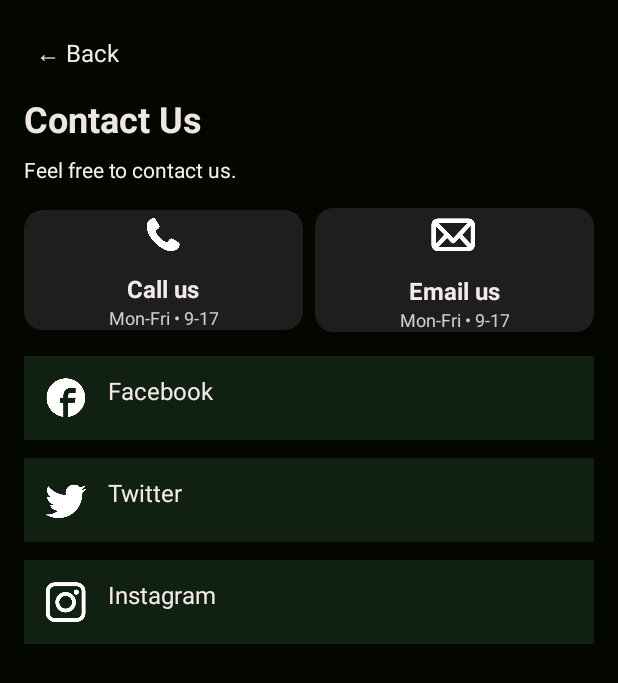
After one commit to Heroic2024/wallet_whiz, an Android app: the layout contact_us.xml on its own in the app's theme, with its tools: preview values and no code run, on a phone screen of 412 x 824 dp. The commit adds this screen. Shown: the top 683 px of the screen. Run offline under Robolectric (Android 15) with nearby library versions, the phone set to English and light mode, and no system bars.

Commit message:
activity profile and contact us page UI update

```diff
--- /dev/null
+++ b/app/src/main/res/layout/contact_us.xml
@@ -0,0 +1,222 @@
+<?xml version="1.0" encoding="utf-8"?>
+<ScrollView xmlns:android="http://schemas.android.com/apk/res/android"
+    xmlns:app="http://schemas.android.com/apk/res-auto"
+    android:layout_width="match_parent"
+    android:layout_height="match_parent"
+    android:background="#030700"
+    android:padding="16dp">
+
+    <LinearLayout
+        android:layout_width="match_parent"
+        android:layout_height="wrap_content"
+        android:orientation="vertical">
+
+        <!-- Back Button -->
+        <TextView
+            android:id="@+id/backButton"
+            android:layout_width="wrap_content"
+            android:layout_height="wrap_content"
+            android:layout_marginBottom="8dp"
+            android:text="← Back"
+            android:textColor="#F4EAEA"
+            android:textSize="16sp"
+            android:padding="8dp"
+            android:clickable="true"
+            android:focusable="true" />
+
+        <!-- Title -->
+        <TextView
+            android:id="@+id/titleText"
+            android:layout_width="wrap_content"
+            android:layout_height="wrap_content"
+            android:layout_marginBottom="8dp"
+            android:text="Contact Us"
+            android:textColor="#EDE6E6"
+            android:textSize="24sp"
+            android:textStyle="bold" />
+
+        <!-- Subtitle -->
+        <TextView
+            android:id="@+id/subtitleText"
+            android:layout_width="wrap_content"
+            android:layout_height="wrap_content"
+            android:layout_marginBottom="16dp"
+            android:text="Feel free to contact us."
+            android:textColor="#F4F0F0"
+            android:textSize="14sp" />
+
+        <!-- Contact Section -->
+        <LinearLayout
+            android:layout_width="match_parent"
+            android:layout_height="wrap_content"
+            android:gravity="center"
+            android:orientation="horizontal"
+            android:layout_marginBottom="16dp">
+
+            <!-- Call Button -->
+            <androidx.cardview.widget.CardView
+                android:layout_width="0dp"
+                android:layout_height="wrap_content"
+                android:layout_weight="1"
+                android:padding="12dp"
+                app:cardCornerRadius="12dp"
+                app:cardElevation="6dp"
+                android:backgroundTint="#1E1E1E"
+                android:foreground="?attr/selectableItemBackground">
+
+                <LinearLayout
+                    android:layout_width="match_parent"
+                    android:layout_height="wrap_content"
+                    android:gravity="center"
+                    android:orientation="vertical">
+
+                    <ImageView
+                        android:layout_width="31dp"
+                        android:layout_height="33dp"
+                        android:src="@drawable/ic_call" />
+
+                    <TextView
+                        android:layout_width="wrap_content"
+                        android:layout_height="wrap_content"
+                        android:layout_marginTop="8dp"
+                        android:text="Call us"
+                        android:textColor="#F4EAEA"
+                        android:textSize="16sp"
+                        android:textStyle="bold" />
+
+                    <TextView
+                        android:layout_width="wrap_content"
+                        android:layout_height="wrap_content"
+                        android:gravity="center"
+                        android:text="Mon-Fri • 9-17"
+                        android:textColor="#CFCFCF"
+                        android:textSize="12sp" />
+                </LinearLayout>
+            </androidx.cardview.widget.CardView>
+
+            <!-- Email Button -->
+            <androidx.cardview.widget.CardView
+                android:layout_width="0dp"
+                android:layout_height="wrap_content"
+                android:layout_marginStart="8dp"
+                android:layout_weight="1"
+                android:padding="12dp"
+                app:cardCornerRadius="12dp"
+                app:cardElevation="6dp"
+                android:backgroundTint="#1E1E1E"
+                android:foreground="?attr/selectableItemBackground">
+
+                <LinearLayout
+                    android:layout_width="match_parent"
+                    android:layout_height="wrap_content"
+                    android:gravity="center"
+                    android:orientation="vertical">
+
+                    <ImageView
+                        android:layout_width="36dp"
+                        android:layout_height="36dp"
+                        android:src="@drawable/ic_mail" />
+
+                    <TextView
+                        android:layout_width="wrap_content"
+                        android:layout_height="wrap_content"
+                        android:layout_marginTop="8dp"
+                        android:text="Email us"
+                        android:textColor="#F4EAEA"
+                        android:textSize="16sp"
+                        android:textStyle="bold" />
+
+                    <TextView
+                        android:layout_width="wrap_content"
+                        android:layout_height="wrap_content"
+                        android:gravity="center"
+                        android:text="Mon-Fri • 9-17"
+                        android:textColor="#CFCFCF"
+                        android:textSize="12sp" />
+                </LinearLayout>
+            </androidx.cardview.widget.CardView>
+
+        </LinearLayout>
+
+        <!-- Social Media List -->
+        <LinearLayout
+            android:layout_width="match_parent"
+            android:layout_height="wrap_content"
+            android:orientation="vertical">
+
+            <!-- Facebook -->
+            <LinearLayout
+                android:layout_width="match_parent"
+                android:layout_height="wrap_content"
+                android:padding="12dp"
+                android:background="#112111"
+                android:orientation="horizontal"
+                android:clickable="true"
+                android:layout_marginBottom="12dp">
+
+                <ImageView
+                    android:layout_width="32dp"
+                    android:layout_height="32dp"
+                    android:src="@drawable/ic_facebook" />
+
+                <TextView
+                    android:layout_width="wrap_content"
+                    android:layout_height="wrap_content"
+                    android:layout_marginStart="12dp"
+                    android:text="Facebook"
+                    android:textColor="#F4EAEA"
+                    android:textSize="16sp" />
+            </LinearLayout>
+
+            <!-- Twitter -->
+            <LinearLayout
+                android:layout_width="match_parent"
+                android:layout_height="wrap_content"
+                android:padding="12dp"
+                android:background="#112111"
+                android:orientation="horizontal"
+                android:clickable="true"
+                android:layout_marginBottom="12dp">
+
+                <ImageView
+                    android:layout_width="32dp"
+                    android:layout_height="32dp"
+                    android:src="@drawable/ic_twitter" />
+
+                <TextView
+                    android:layout_width="wrap_content"
+                    android:layout_height="wrap_content"
+                    android:layout_marginStart="12dp"
+                    android:text="Twitter"
+                    android:textColor="#F4EAEA"
+                    android:textSize="16sp" />
+            </LinearLayout>
+
+            <!-- Instagram -->
+            <LinearLayout
+                android:layout_width="match_parent"
+                android:layout_height="wrap_content"
+                android:padding="12dp"
+                android:background="#112111"
+                android:orientation="horizontal"
+                android:clickable="true"
+                android:layout_marginBottom="12dp">
+
+                <ImageView
+                    android:layout_width="32dp"
+                    android:layout_height="32dp"
+                    android:src="@drawable/ic_instagram" />
+
+                <TextView
+                    android:layout_width="wrap_content"
+                    android:layout_height="wrap_content"
+                    android:layout_marginStart="12dp"
+                    android:text="Instagram"
+                    android:textColor="#F4EAEA"
+                    android:textSize="16sp" />
+            </LinearLayout>
+
+        </LinearLayout>
+    </LinearLayout>
+
+</ScrollView>
```
Also changed, not shown: app/src/main/res/layout/activity_profile.xml (+64 -64 lines), app/src/main/res/drawable/ic_call.png (added), app/src/main/res/drawable/ic_facebook.png (added), app/src/main/res/drawable/ic_instagram.png (added), app/src/main/res/drawable/ic_mail.png (added), app/src/main/res/drawable/ic_twitter.png (added).
